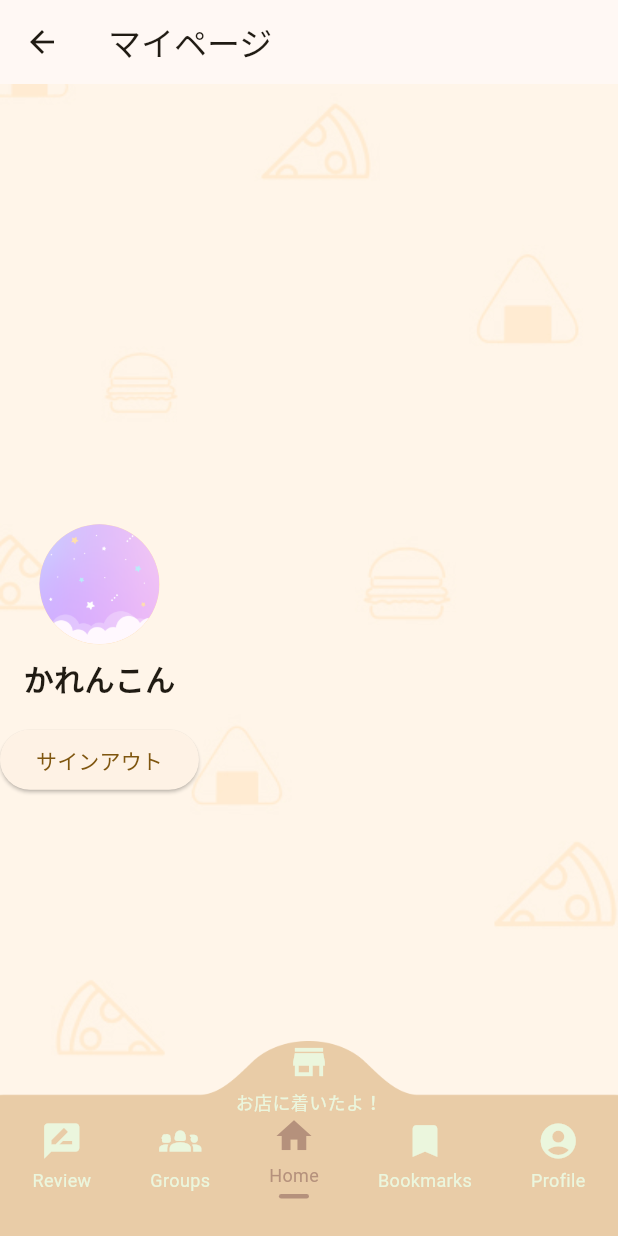
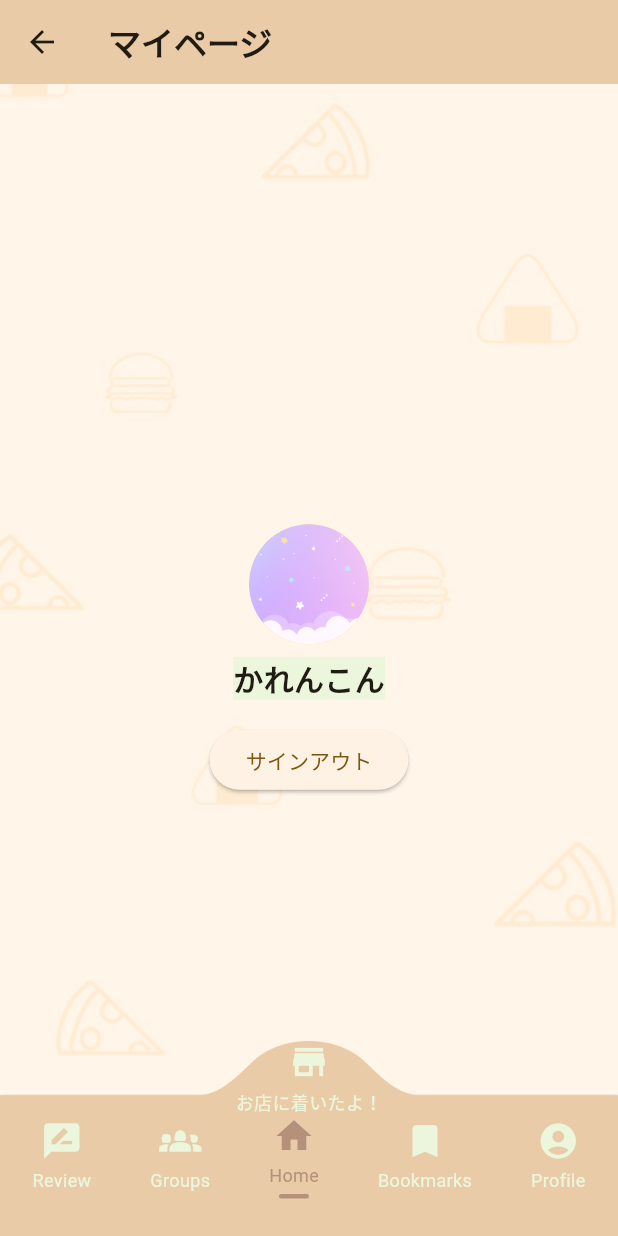
Before and after one commit to Doremifa-donuts/foodshuffle, a Flutter app: the MyPage screen opened directly, on a phone screen of 412 x 824 dp. Run offline on Flutter 3.47's test engine with Material 3 defaults, Android fonts, the phone set to English and light mode, and no system bars; our stand-ins replace appinio_swiper, flutter_riverpod, freezed_annotation; Roboto replaces fonts that are missing (uzura).

Commit message:
update appbar 真ん中寄せ

```diff
--- a/lib/screens/my_page.dart
+++ b/lib/screens/my_page.dart
@@ -4,7 +4,7 @@ import 'package:flutter_riverpod/flutter_riverpod.dart';
 // footer 表示
 import '../widgets/footer.dart';
 // カラー、画像パス
-// import '../model/color.dart';
+import '../model/color.dart';
 import '../model/images.dart';
 // 表示するデータを受け取るclass
 import '../model/data_list.dart';
@@ -60,7 +60,14 @@ class MyPage extends ConsumerWidget {
     final userAsyncValue = ref.watch(userProvider);
 
     return Scaffold(
-      appBar: AppBar(title: const Text('マイページ')), // アプリバー（ページタイトル）
+      // header
+      appBar: AppBar(
+        title: const Text(
+          'マイページ',
+          style: TextStyle(fontWeight: FontWeight.bold),
+        ),
+        backgroundColor: const Color(mainColor),
+      ),
       body: userAsyncValue.when(
         data: (user) {
           // ユーザーデータが正常に取得できた場合のUI
@@ -76,8 +83,9 @@ class MyPage extends ConsumerWidget {
                 ),
               ),
 
+              Center(
                 // ユーザー情報を表示する部分
-              Column(
+                child: Column(
                   mainAxisAlignment: MainAxisAlignment.center, // 中央に配置
                   crossAxisAlignment: CrossAxisAlignment.center,
                   children: [
@@ -86,9 +94,11 @@ class MyPage extends ConsumerWidget {
                       radius: 40, // アイコンの半径
                     ),
                     const SizedBox(height: 8),
+
                     Text(
-                    user.name, // ユーザー名の表示
+                      user.name,
                       style: const TextStyle(
+                        backgroundColor: Color(listColor),
                         fontWeight: FontWeight.bold,
                         fontSize: 20,
                       ),
@@ -110,7 +120,7 @@ class MyPage extends ConsumerWidget {
                     ),
                   ],
                 ),
-
+              ),
               // フッター部分
               const Positioned(
                 bottom: -20, // 画面下に配置
@@ -131,3 +141,10 @@ class MyPage extends ConsumerWidget {
     );
   }
 }
+
+
+// TODO 未実装
+// 真ん中寄せ
+// 累計部分
+// 名前の縁取り
+//　　名前変更icon
```
Lines whose indentation alone changed are shown as unchanged.
